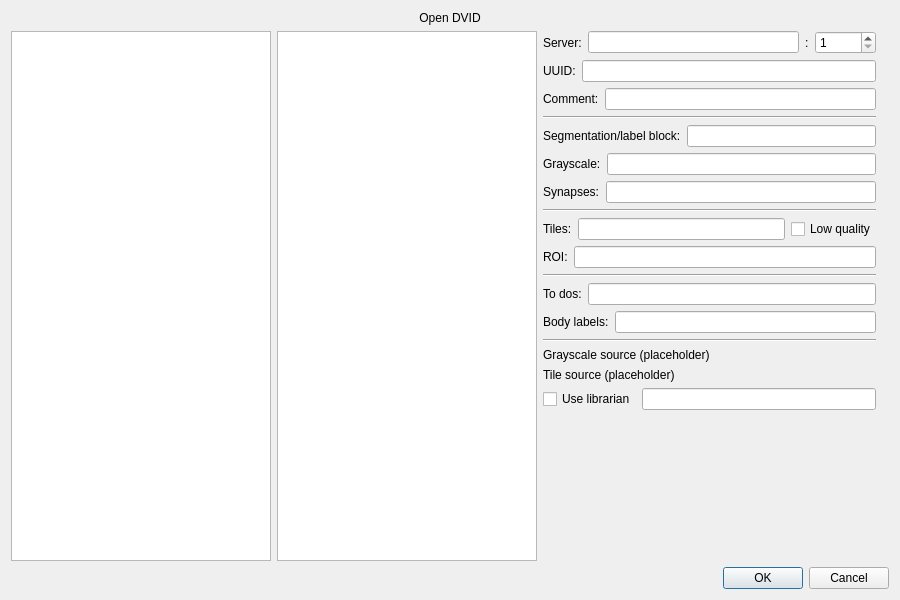
Old version of the form neurolabi/gui/dialogs/dvidbranchdialog.ui in the repository janelia-flyem/NeuTu.
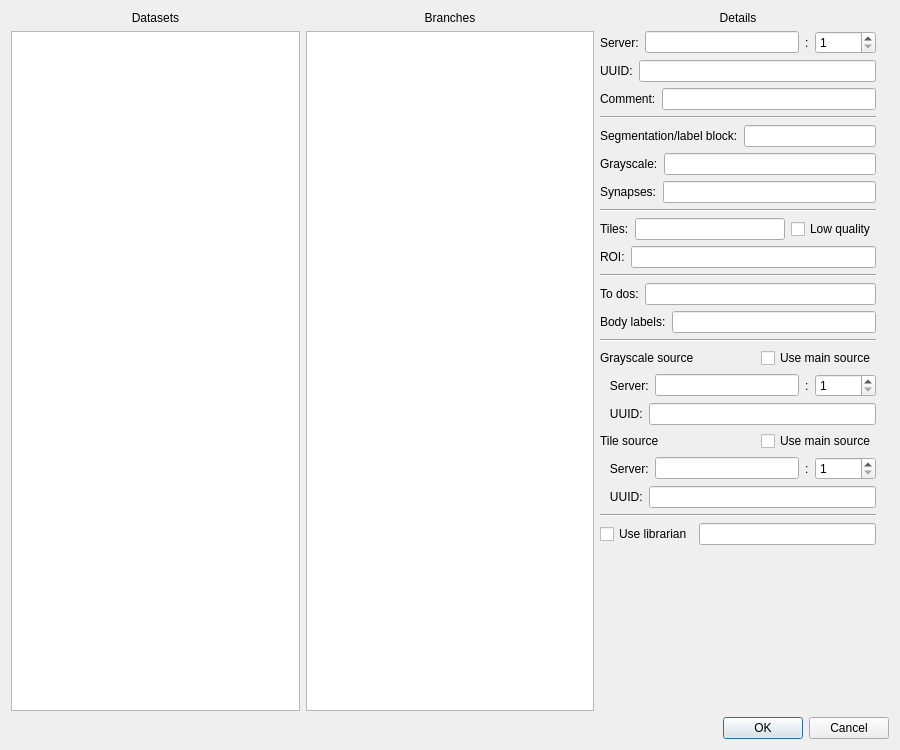
New version of the form.

Commit message: ports default to 8000

The edit to the form file:
```diff
--- a/neurolabi/gui/dialogs/dvidbranchdialog.ui
+++ b/neurolabi/gui/dialogs/dvidbranchdialog.ui
@@ -7,7 +7,7 @@
     <x>0</x>
     <y>0</y>
     <width>900</width>
-    <height>600</height>
+    <height>750</height>
    </rect>
   </property>
   <property name="windowTitle">
@@ -15,32 +15,66 @@
   </property>
   <layout class="QVBoxLayout" name="verticalLayout">
    <item>
-    <widget class="QLabel" name="label_4">
-     <property name="text">
-      <string>Open DVID</string>
-     </property>
-     <property name="alignment">
-      <set>Qt::AlignCenter</set>
-     </property>
-    </widget>
-   </item>
-   <item>
-    <layout class="QHBoxLayout" name="horizontalLayout" stretch="3,3,4">
+    <layout class="QHBoxLayout" name="horizontalLayout" stretch="0,0,0">
      <item>
-      <widget class="QListView" name="repoListView">
-       <property name="editTriggers">
-        <set>QAbstractItemView::NoEditTriggers</set>
+      <layout class="QVBoxLayout" name="verticalLayout_4">
+       <property name="rightMargin">
+        <number>0</number>
        </property>
-      </widget>
+       <item>
+        <widget class="QLabel" name="label_4">
+         <property name="text">
+          <string>Datasets</string>
+         </property>
+         <property name="alignment">
+          <set>Qt::AlignCenter</set>
+         </property>
+        </widget>
+       </item>
+       <item>
+        <widget class="QListView" name="repoListView">
+         <property name="editTriggers">
+          <set>QAbstractItemView::NoEditTriggers</set>
+         </property>
+        </widget>
+       </item>
+      </layout>
      </item>
      <item>
-      <widget class="QListView" name="branchListView"/>
+      <layout class="QVBoxLayout" name="verticalLayout_5">
+       <property name="rightMargin">
+        <number>0</number>
+       </property>
+       <item>
+        <widget class="QLabel" name="label_17">
+         <property name="text">
+          <string>Branches</string>
+         </property>
+         <property name="alignment">
+          <set>Qt::AlignCenter</set>
+         </property>
+        </widget>
+       </item>
+       <item>
+        <widget class="QListView" name="branchListView"/>
+       </item>
+      </layout>
      </item>
      <item>
       <layout class="QVBoxLayout" name="verticalLayout_2">
        <property name="rightMargin">
         <number>13</number>
        </property>
+       <item>
+        <widget class="QLabel" name="label_18">
+         <property name="text">
+          <string>Details</string>
+         </property>
+         <property name="alignment">
+          <set>Qt::AlignCenter</set>
+         </property>
+        </widget>
+       </item>
        <item>
         <layout class="QHBoxLayout" name="horizontalLayout_2">
          <item>
@@ -250,16 +284,175 @@
         </widget>
        </item>
        <item>
-        <widget class="QLabel" name="label_12">
-         <property name="text">
-          <string>Grayscale source (placeholder)</string>
+        <layout class="QVBoxLayout" name="verticalLayout_3">
+         <property name="topMargin">
+          <number>0</number>
          </property>
-        </widget>
+         <item>
+          <layout class="QHBoxLayout" name="horizontalLayout_16">
+           <item>
+            <widget class="QLabel" name="label_16">
+             <property name="text">
+              <string>Grayscale source</string>
+             </property>
+            </widget>
+           </item>
+           <item>
+            <spacer name="horizontalSpacer">
+             <property name="orientation">
+              <enum>Qt::Horizontal</enum>
+             </property>
+             <property name="sizeHint" stdset="0">
+              <size>
+               <width>40</width>
+               <height>20</height>
+              </size>
+             </property>
+            </spacer>
+           </item>
+           <item>
+            <widget class="QCheckBox" name="grayscaleSourceCheckBox">
+             <property name="text">
+              <string>Use main source</string>
+             </property>
+            </widget>
+           </item>
+          </layout>
+         </item>
+         <item>
+          <layout class="QHBoxLayout" name="horizontalLayout_14">
+           <property name="topMargin">
+            <number>0</number>
+           </property>
+           <item>
+            <widget class="QLabel" name="label_14">
+             <property name="text">
+              <string>   Server:</string>
+             </property>
+            </widget>
+           </item>
+           <item>
+            <widget class="QLineEdit" name="grayscaleServerBox"/>
+           </item>
+           <item>
+            <widget class="QLabel" name="label_15">
+             <property name="text">
+              <string>:</string>
+             </property>
+            </widget>
+           </item>
+           <item>
+            <widget class="QSpinBox" name="grayscalePortBox">
+             <property name="minimum">
+              <number>1</number>
+             </property>
+             <property name="maximum">
+              <number>65536</number>
+             </property>
+            </widget>
+           </item>
+          </layout>
+         </item>
+         <item>
+          <layout class="QHBoxLayout" name="horizontalLayout_15">
+           <item>
+            <widget class="QLabel" name="label_12">
+             <property name="text">
+              <string>   UUID:</string>
+             </property>
+            </widget>
+           </item>
+           <item>
+            <widget class="QLineEdit" name="grayscaleUUIDBox"/>
+           </item>
+          </layout>
+         </item>
+        </layout>
        </item>
        <item>
-        <widget class="QLabel" name="label_13">
-         <property name="text">
-          <string>Tile source (placeholder)</string>
+        <layout class="QVBoxLayout" name="verticalLayout_6">
+         <item>
+          <layout class="QHBoxLayout" name="horizontalLayout_19">
+           <item>
+            <widget class="QLabel" name="label_20">
+             <property name="text">
+              <string>Tile source</string>
+             </property>
+            </widget>
+           </item>
+           <item>
+            <spacer name="horizontalSpacer_2">
+             <property name="orientation">
+              <enum>Qt::Horizontal</enum>
+             </property>
+             <property name="sizeHint" stdset="0">
+              <size>
+               <width>40</width>
+               <height>20</height>
+              </size>
+             </property>
+            </spacer>
+           </item>
+           <item>
+            <widget class="QCheckBox" name="tileSourceCheckBox">
+             <property name="text">
+              <string>Use main source</string>
+             </property>
+            </widget>
+           </item>
+          </layout>
+         </item>
+         <item>
+          <layout class="QHBoxLayout" name="horizontalLayout_17">
+           <item>
+            <widget class="QLabel" name="label_13">
+             <property name="text">
+              <string>   Server:</string>
+             </property>
+            </widget>
+           </item>
+           <item>
+            <widget class="QLineEdit" name="tileServerBox"/>
+           </item>
+           <item>
+            <widget class="QLabel" name="label_21">
+             <property name="text">
+              <string>:</string>
+             </property>
+            </widget>
+           </item>
+           <item>
+            <widget class="QSpinBox" name="tilePortBox">
+             <property name="minimum">
+              <number>1</number>
+             </property>
+             <property name="maximum">
+              <number>65536</number>
+             </property>
+            </widget>
+           </item>
+          </layout>
+         </item>
+         <item>
+          <layout class="QHBoxLayout" name="horizontalLayout_18">
+           <item>
+            <widget class="QLabel" name="label_19">
+             <property name="text">
+              <string>   UUID:</string>
+             </property>
+            </widget>
+           </item>
+           <item>
+            <widget class="QLineEdit" name="tileUUIDBox"/>
+           </item>
+          </layout>
+         </item>
+        </layout>
+       </item>
+       <item>
+        <widget class="Line" name="line_5">
+         <property name="orientation">
+          <enum>Qt::Horizontal</enum>
          </property>
         </widget>
        </item>
```
Left out of the diff: 2 changed lines with no effect on the pictures. The commit also changes 1 other file.
